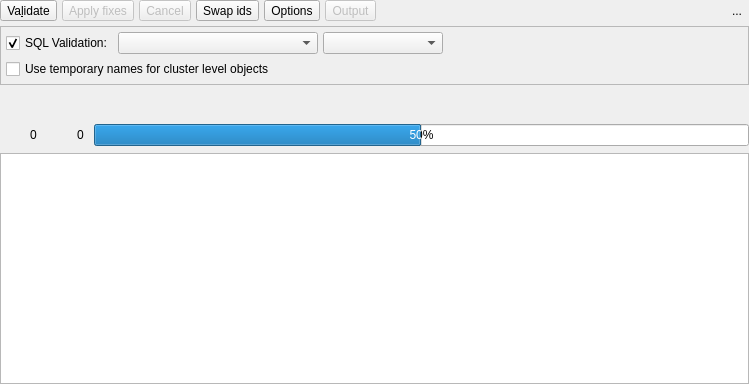
arichiardi/pgmodeler, file libs/libgui/ui/tools/modelvalidationwidget.ui: the form before one commit.
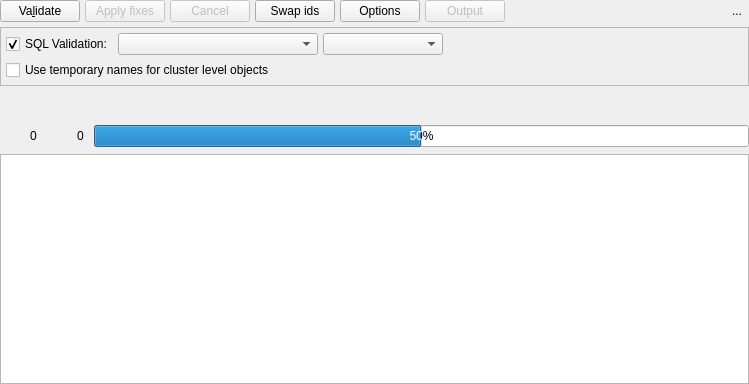
The form after the commit. Icons and pictures are not drawn.

Commit message: Changing some QToolButton to QPushButton for better semantics (WIP).

What changed in the file:
```diff
--- a/libs/libgui/ui/tools/modelvalidationwidget.ui
+++ b/libs/libgui/ui/tools/modelvalidationwidget.ui
@@ -64,7 +64,7 @@
         <number>5</number>
        </property>
        <item>
-        <widget class="QToolButton" name="validate_btn">
+        <widget class="QPushButton" name="validate_btn">
          <property name="sizePolicy">
           <sizepolicy hsizetype="Fixed" vsizetype="Preferred">
            <horstretch>0</horstretch>
@@ -84,16 +84,10 @@
            <height>25</height>
           </size>
          </property>
-         <property name="toolButtonStyle">
-          <enum>Qt::ToolButtonStyle::ToolButtonTextBesideIcon</enum>
-         </property>
-         <property name="autoRaise">
-          <bool>false</bool>
-         </property>
         </widget>
        </item>
        <item>
-        <widget class="QToolButton" name="fix_btn">
+        <widget class="QPushButton" name="fix_btn">
          <property name="enabled">
           <bool>false</bool>
          </property>
@@ -119,19 +113,10 @@
            <height>25</height>
           </size>
          </property>
-         <property name="toolButtonStyle">
-          <enum>Qt::ToolButtonStyle::ToolButtonTextBesideIcon</enum>
-         </property>
-         <property name="autoRaise">
-          <bool>false</bool>
-         </property>
-         <property name="arrowType">
-          <enum>Qt::ArrowType::NoArrow</enum>
-         </property>
         </widget>
        </item>
        <item>
-        <widget class="QToolButton" name="cancel_btn">
+        <widget class="QPushButton" name="cancel_btn">
          <property name="enabled">
           <bool>false</bool>
          </property>
@@ -160,16 +145,10 @@
          <property name="shortcut">
           <string>Esc</string>
          </property>
-         <property name="toolButtonStyle">
-          <enum>Qt::ToolButtonStyle::ToolButtonTextBesideIcon</enum>
-         </property>
-         <property name="autoRaise">
-          <bool>false</bool>
-         </property>
         </widget>
        </item>
        <item>
-        <widget class="QToolButton" name="swap_ids_btn">
+        <widget class="QPushButton" name="swap_ids_btn">
          <property name="sizePolicy">
           <sizepolicy hsizetype="Fixed" vsizetype="Preferred">
            <horstretch>0</horstretch>
@@ -192,16 +171,10 @@
            <height>25</height>
           </size>
          </property>
-         <property name="toolButtonStyle">
-          <enum>Qt::ToolButtonStyle::ToolButtonTextBesideIcon</enum>
-         </property>
-         <property name="autoRaise">
-          <bool>false</bool>
-         </property>
         </widget>
        </item>
        <item>
-        <widget class="QToolButton" name="options_btn">
+        <widget class="QPushButton" name="options_btn">
          <property name="enabled">
           <bool>true</bool>
          </property>
@@ -230,16 +203,10 @@
          <property name="checkable">
           <bool>true</bool>
          </property>
-         <property name="toolButtonStyle">
-          <enum>Qt::ToolButtonStyle::ToolButtonTextBesideIcon</enum>
-         </property>
-         <property name="autoRaise">
-          <bool>false</bool>
-         </property>
         </widget>
        </item>
        <item>
-        <widget class="QToolButton" name="output_btn">
+        <widget class="QPushButton" name="output_btn">
          <property name="enabled">
           <bool>false</bool>
          </property>
@@ -268,15 +235,6 @@
          <property name="checkable">
           <bool>false</bool>
          </property>
-         <property name="popupMode">
-          <enum>QToolButton::ToolButtonPopupMode::InstantPopup</enum>
-         </property>
-         <property name="toolButtonStyle">
-          <enum>Qt::ToolButtonStyle::ToolButtonTextBesideIcon</enum>
-         </property>
-         <property name="autoRaise">
-          <bool>false</bool>
-         </property>
         </widget>
        </item>
       </layout>
```
The commit also changes 30 other files.
